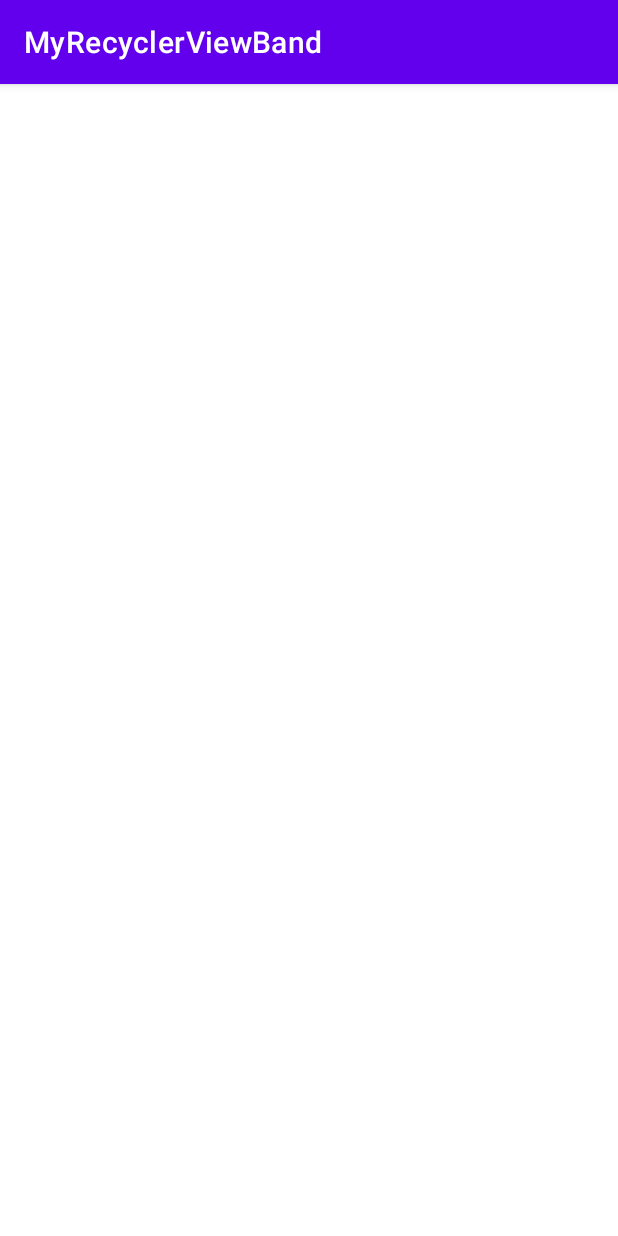
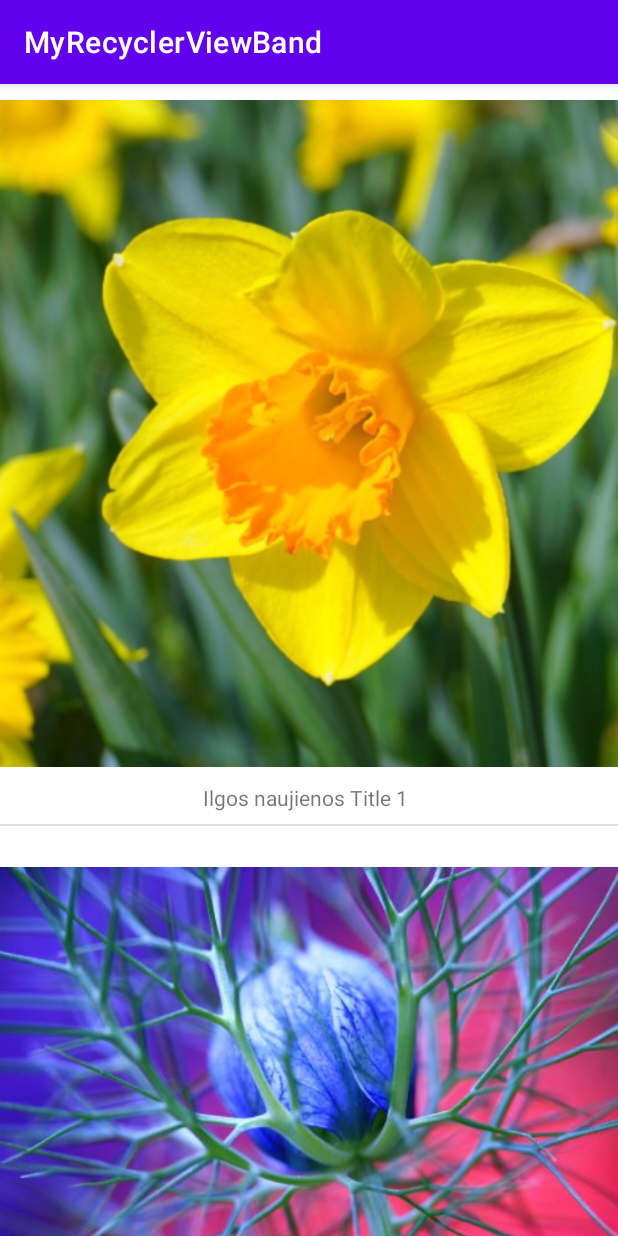
Before and after one commit to bacila10/MyRecyclerViewBand, an Android app: the screen it shows after launch (MainActivity), on a phone screen of 412 x 824 dp. Run offline under Robolectric (Android 15) with nearby library versions, the phone set to English and light mode, and no system bars; our stand-ins replace data binding.

Commit message:
pabaigras MainActivity

```diff
--- a/app/src/main/java/com/bandymas/myrecyclerviewband/AddItems.kt
+++ b/app/src/main/java/com/bandymas/myrecyclerviewband/AddItems.kt
@@ -11,15 +11,15 @@ object AddItems {
         val dummyData1 = DummyData("Ilgos naujienos Title 1",
             ContextCompat.getDrawable(context,R.drawable.daffodil))
         val dummyData2 = DummyData("Ilgos naujienos Title 2",
-            ContextCompat.getDrawable(context,R.drawable.lily))
+            ContextCompat.getDrawable(context,R.drawable.fonas))
         val dummyData3 = DummyData("Ilgos naujienos Title 3",
             ContextCompat.getDrawable(context,R.drawable.daffodil))
         val dummyData4 = DummyData("Ilgos naujienos Title 4",
-            ContextCompat.getDrawable(context,R.drawable.lily))
+            ContextCompat.getDrawable(context,R.drawable.fonas))
         val dummyData5 = DummyData("Ilgos naujienos Title 5",
             ContextCompat.getDrawable(context,R.drawable.daffodil))
         val dummyData6 = DummyData("Ilgos naujienos Title 6",
-            ContextCompat.getDrawable(context,R.drawable.lily))
+            ContextCompat.getDrawable(context,R.drawable.fonas))
         val dummyData7 = DummyData("Ilgos naujienos Title 7",
             ContextCompat.getDrawable(context,R.drawable.daffodil))
 
--- a/app/src/main/java/com/bandymas/myrecyclerviewband/MainActivity.kt
+++ b/app/src/main/java/com/bandymas/myrecyclerviewband/MainActivity.kt
@@ -3,7 +3,10 @@ package com.bandymas.myrecyclerviewband
 import androidx.appcompat.app.AppCompatActivity
 import android.os.Bundle
 import androidx.databinding.DataBindingUtil
+import androidx.recyclerview.widget.DividerItemDecoration
+import androidx.recyclerview.widget.LinearLayoutManager
 import com.bandymas.myrecyclerviewband.Model.DummyData
+import com.bandymas.myrecyclerviewband.adapter.NewsAdapter
 import com.bandymas.myrecyclerviewband.databinding.ActivityMainBinding
 
 
@@ -12,9 +15,21 @@ class MainActivity : AppCompatActivity() {
     override fun onCreate(savedInstanceState: Bundle?) {
         super.onCreate(savedInstanceState)
         binding = DataBindingUtil.setContentView(this, R.layout.activity_main)
-        val largeDummyList = AddItems.getDummyData(this)
+
       //  binding.rvNews.adapter =
 
-
+        val recyclerViewNews = binding.rvNews
+        val largeDummyList = AddItems.getDummyData(this)
+        val newsAdapter = NewsAdapter(largeDummyList)
+        val layoutManeger = LinearLayoutManager(this, LinearLayoutManager.VERTICAL, false)
+        recyclerViewNews.adapter = newsAdapter
+        recyclerViewNews.layoutManager = layoutManeger
+        recyclerViewNews.setHasFixedSize(true)
+        recyclerViewNews.addItemDecoration(
+              DividerItemDecoration(
+                  this,
+                  layoutManeger.orientation
+              )
+          )
     }
 }
--- a/app/src/main/res/layout/items_dummy_data.xml
+++ b/app/src/main/res/layout/items_dummy_data.xml
@@ -9,33 +9,33 @@
 
     <androidx.constraintlayout.widget.ConstraintLayout
         android:layout_width="match_parent"
-        android:layout_height="match_parent">
+        android:layout_height="wrap_content">
 
         <ImageView
             android:id="@+id/imgDummy"
-            android:layout_width="0dp"
+            android:layout_width="wrap_content"
             android:layout_height="wrap_content"
             android:layout_marginStart="16dp"
-            android:layout_marginTop="16dp"
             android:layout_marginEnd="16dp"
             app:layout_constraintEnd_toEndOf="parent"
             app:layout_constraintStart_toStartOf="parent"
             app:layout_constraintTop_toTopOf="parent"
-            app:srcCompat="@drawable/daffodil" />
+            app:srcCompat="@drawable/fonas" />
 
         <TextView
             android:id="@+id/txtDummy"
             android:layout_width="wrap_content"
             android:layout_height="wrap_content"
-            android:layout_marginStart="152dp"
-            android:layout_marginTop="16dp"
-            android:layout_marginEnd="201dp"
+            android:layout_marginStart="16dp"
+            android:layout_marginEnd="16dp"
+            android:layout_marginBottom="8dp"
             android:text="TextView"
             app:layout_constraintBottom_toBottomOf="parent"
             app:layout_constraintEnd_toEndOf="parent"
+            app:layout_constraintHorizontal_bias="0.49"
             app:layout_constraintStart_toStartOf="parent"
             app:layout_constraintTop_toBottomOf="@+id/imgDummy"
-            app:layout_constraintVertical_bias="0.0" />
+            app:layout_constraintVertical_bias="0.07999998" />
 
     </androidx.constraintlayout.widget.ConstraintLayout>
 </layout>
```
Also changed, not shown: app/src/main/res/drawable/fonas.jpg (added).
